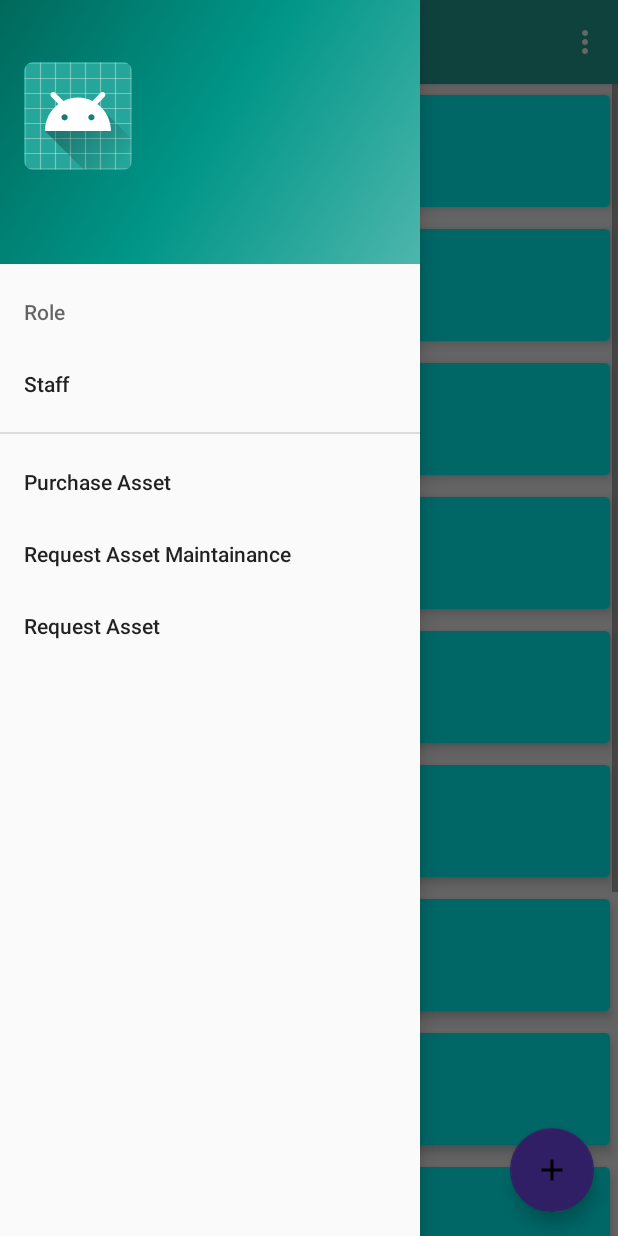
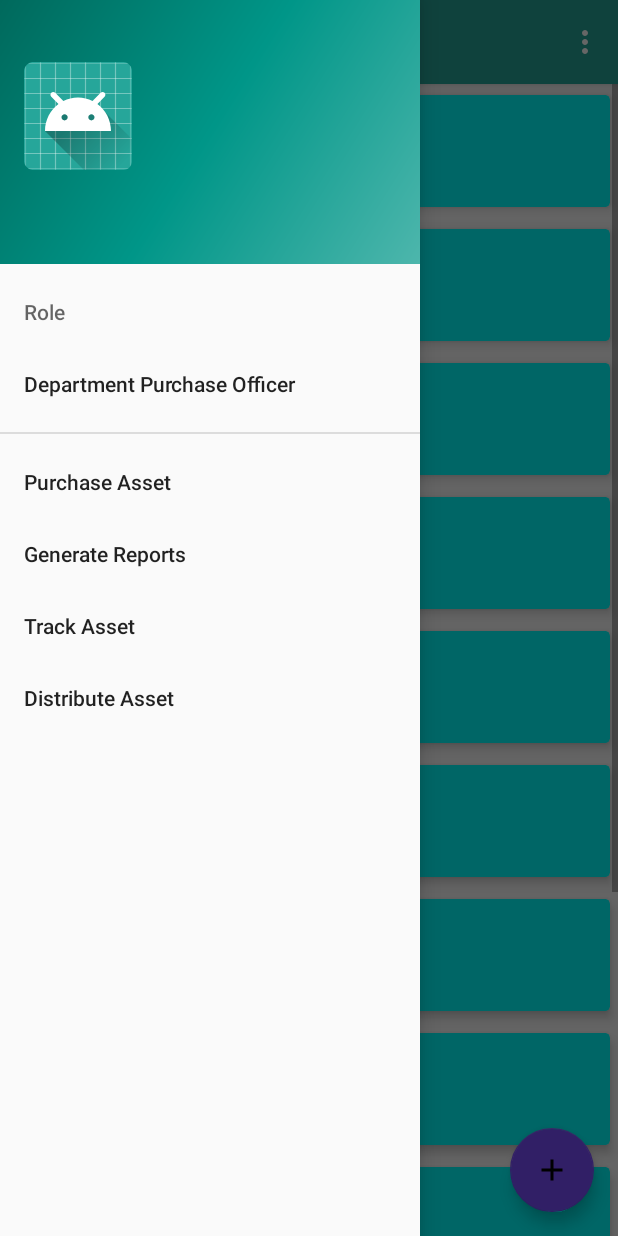
Before and after one commit to jay24rajput/AssetManagementApp, an Android app: the NavDrawer screen opened directly, with no data from a screen before it, with the side drawer open, on a phone screen of 412 x 824 dp. Run offline under Robolectric (Android 15) with nearby library versions, the phone set to English and light mode, and no system bars.

Commit message:
Added dynamic drawer menu

```diff
--- a/app/src/main/java/com/example/jay/assetmanagementapp/NavDrawer.java
+++ b/app/src/main/java/com/example/jay/assetmanagementapp/NavDrawer.java
@@ -32,6 +32,9 @@ import java.net.URL;
 public class NavDrawer extends AppCompatActivity
         implements NavigationView.OnNavigationItemSelectedListener {
 
+    NavigationView navigationView;
+    String mUid="23045";
+    String role;
     @Override
     protected void onCreate(Bundle savedInstanceState) {
         super.onCreate(savedInstanceState);
@@ -79,7 +82,7 @@ public class NavDrawer extends AppCompatActivity
         nvName.setText(name);
 
         TextView nvEmail=(TextView)hView.findViewById(R.id.nav_drawer_email);
-        nvEmail.setText(name);
+        nvEmail.setText(email);
 
         StrictMode.ThreadPolicy policy = new
                 StrictMode.ThreadPolicy.Builder().permitAll().build();
@@ -93,6 +96,7 @@ public class NavDrawer extends AppCompatActivity
         } catch (java.io.IOException e) {
             e.printStackTrace();
         }
+        checkRole();
     }
 
     @Override
@@ -117,6 +121,8 @@ public class NavDrawer extends AppCompatActivity
         // Handle action bar item clicks here. The action bar will
         // automatically handle clicks on the Home/Up button, so long
         // as you specify a parent activity in AndroidManifest.xml.
+
+
         int id = item.getItemId();
 
         //noinspection SimplifiableIfStatement
@@ -157,4 +163,65 @@ public class NavDrawer extends AppCompatActivity
         Intent intent=new Intent(this,AssetOwned.class);
         startActivity(intent);
     }
+
+    public void checkRole(){
+        int roleId=Character.getNumericValue(mUid.charAt(1));
+        switch (roleId){
+            case 1: role="Staff";
+            setStaffMenu();
+                    break;
+            case 2:role="Lab Assistant";
+            setStaffMenu();
+                    break;
+            case 3:role="Department Purchase Officer";
+            setDPO();
+                    break;
+            case 4:role="HOD";
+            setHOD();
+            break;
+            case 5:role="Purchasing Officer";
+            setPO();
+            break;
+            case 6:role="Admin";
+            break;
+
+        }
+    }
+
+    public void setStaffMenu(){
+        navigationView=(NavigationView) findViewById(R.id.nav_view);
+        Menu nav_Menu = navigationView.getMenu();
+        nav_Menu.findItem(R.id.generate_reports).setVisible(false);
+        nav_Menu.findItem(R.id.track_asset).setVisible(false);
+        nav_Menu.findItem(R.id.distribute_asset).setVisible(false);
+        nav_Menu.findItem(R.id.nav_role).setTitle(role);
+    }
+
+    public void setDPO(){
+        navigationView=(NavigationView) findViewById(R.id.nav_view);
+        Menu nav_Menu = navigationView.getMenu();
+        nav_Menu.findItem(R.id.request_asset_maintainance).setVisible(false);
+        nav_Menu.findItem(R.id.request_asset).setVisible(false);
+        nav_Menu.findItem(R.id.nav_role).setTitle(role);
+    }
+
+    public void setHOD(){
+        navigationView=(NavigationView) findViewById(R.id.nav_view);
+        Menu nav_Menu = navigationView.getMenu();
+        nav_Menu.findItem(R.id.request_asset_maintainance).setVisible(false);
+        nav_Menu.findItem(R.id.request_asset).setVisible(false);
+        nav_Menu.findItem(R.id.track_asset).setVisible(false);
+        nav_Menu.findItem(R.id.distribute_asset).setVisible(false);
+        nav_Menu.findItem(R.id.nav_role).setTitle(role);
+    }
+
+    public void setPO(){
+        navigationView=(NavigationView) findViewById(R.id.nav_view);
+        Menu nav_Menu = navigationView.getMenu();
+        nav_Menu.findItem(R.id.request_asset_maintainance).setVisible(false);
+        nav_Menu.findItem(R.id.request_asset).setVisible(false);
+        nav_Menu.findItem(R.id.track_asset).setVisible(false);
+        nav_Menu.findItem(R.id.generate_reports).setVisible(false);
+        nav_Menu.findItem(R.id.nav_role).setTitle(role);
+    }
 }
--- a/app/src/main/res/menu/activity_nav_drawer_drawer.xml
+++ b/app/src/main/res/menu/activity_nav_drawer_drawer.xml
@@ -6,7 +6,7 @@
     <item android:title="Role">
         <menu>
             <item
-                android:id="@+id/nav_share"
+                android:id="@+id/nav_role"
                 android:title="Staff" />
         </menu>
     </item>
@@ -25,6 +25,19 @@
             android:id="@+id/nav_manage"
             android:icon="@drawable/ic_menu_manage"
             android:title="Tools" />-->
+        <item
+            android:id="@+id/generate_reports"
+            android:title="Generate Reports"/>
+
+        <item
+            android:id="@+id/track_asset"
+            android:title="Track Asset"/>
+
+        <item
+            android:id="@+id/distribute_asset"
+            android:title="Distribute Asset"/>
+
+
     </group>
 
    <!-- <item android:title="Communicate">
```
